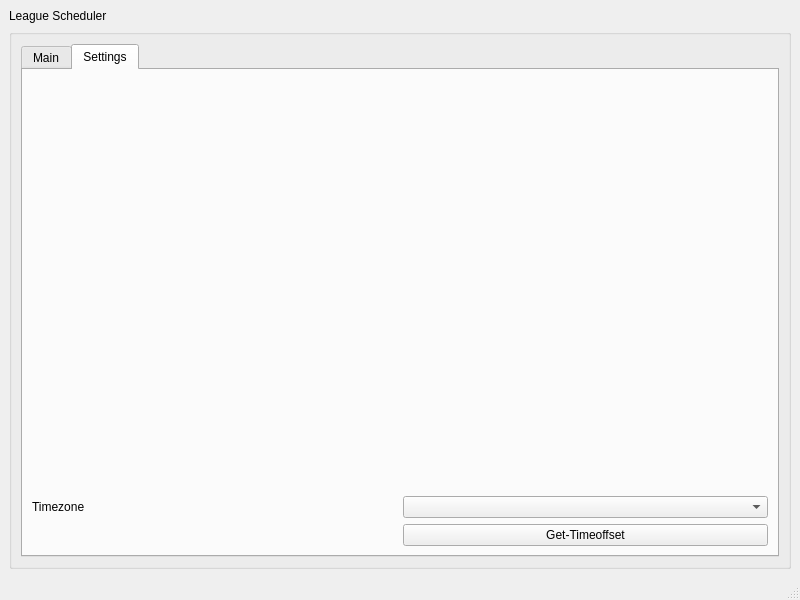
Qt form ui/mainwindow.ui (OneLazyAdmin/LeagueScheduler) before a commit.
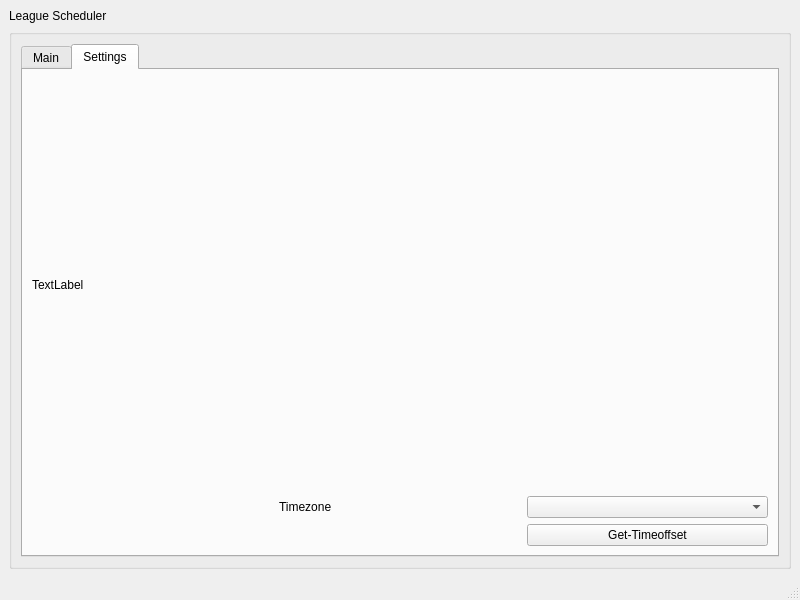
The same form after that commit. The open tabs and pages were chosen to show the change.

Commit message: Included download of the logo of the matchwinner changed background-color of the last column (work in progress) included abomination on "Settings"-Tab

Patch:
```diff
--- a/ui/mainwindow.ui
+++ b/ui/mainwindow.ui
@@ -146,23 +146,23 @@
           </attribute>
           <layout class="QGridLayout" name="gridLayout_3">
            <item row="1" column="1">
+            <widget class="QLabel" name="timezone_title">
+             <property name="text">
+              <string>Timezone</string>
+             </property>
+            </widget>
+           </item>
+           <item row="1" column="2">
             <widget class="QComboBox" name="timezone"/>
            </item>
-           <item row="2" column="1">
+           <item row="2" column="2">
             <widget class="QPushButton" name="get_timeoffset">
              <property name="text">
               <string>Get-Timeoffset</string>
              </property>
             </widget>
            </item>
-           <item row="1" column="0">
-            <widget class="QLabel" name="timezone_title">
-             <property name="text">
-              <string>Timezone</string>
-             </property>
-            </widget>
-           </item>
-           <item row="0" column="0">
+           <item row="0" column="1">
             <widget class="QLabel" name="label">
              <property name="text">
               <string/>
@@ -172,6 +172,16 @@
              </property>
             </widget>
            </item>
+           <item row="0" column="0">
+            <widget class="QLabel" name="picture_label">
+             <property name="text">
+              <string>TextLabel</string>
+             </property>
+             <property name="scaledContents">
+              <bool>true</bool>
+             </property>
+            </widget>
+           </item>
           </layout>
          </widget>
         </widget>
```
Left out of the diff: 16 changed lines with no effect on the pictures. The commit also changes 3 other files.
